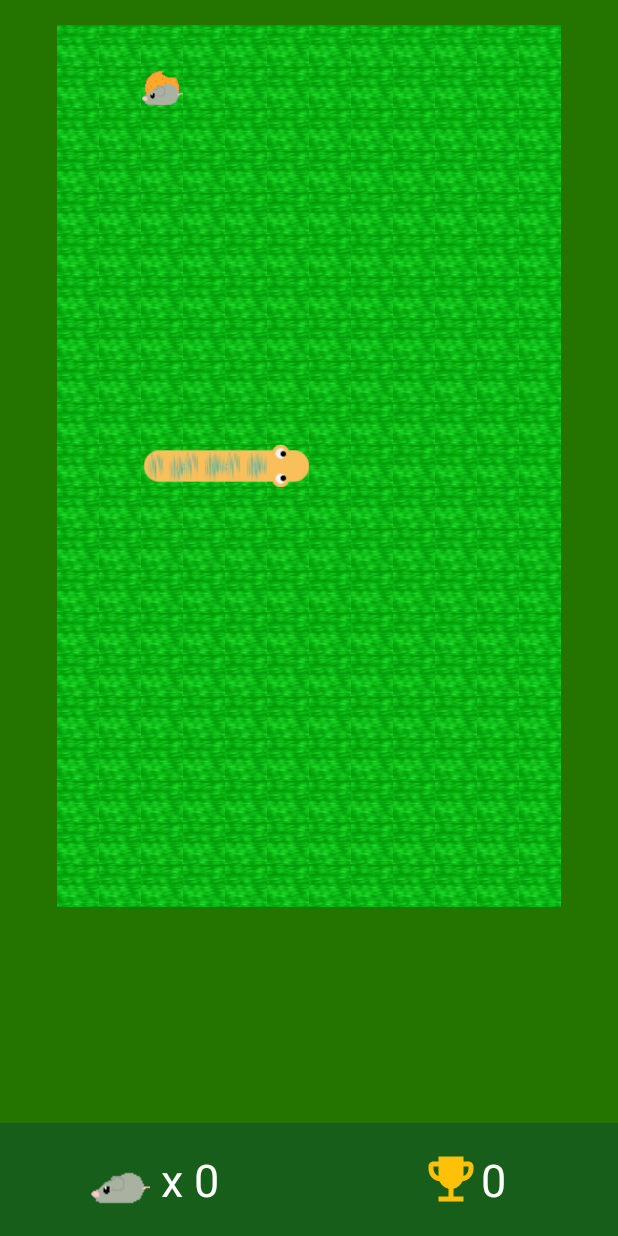
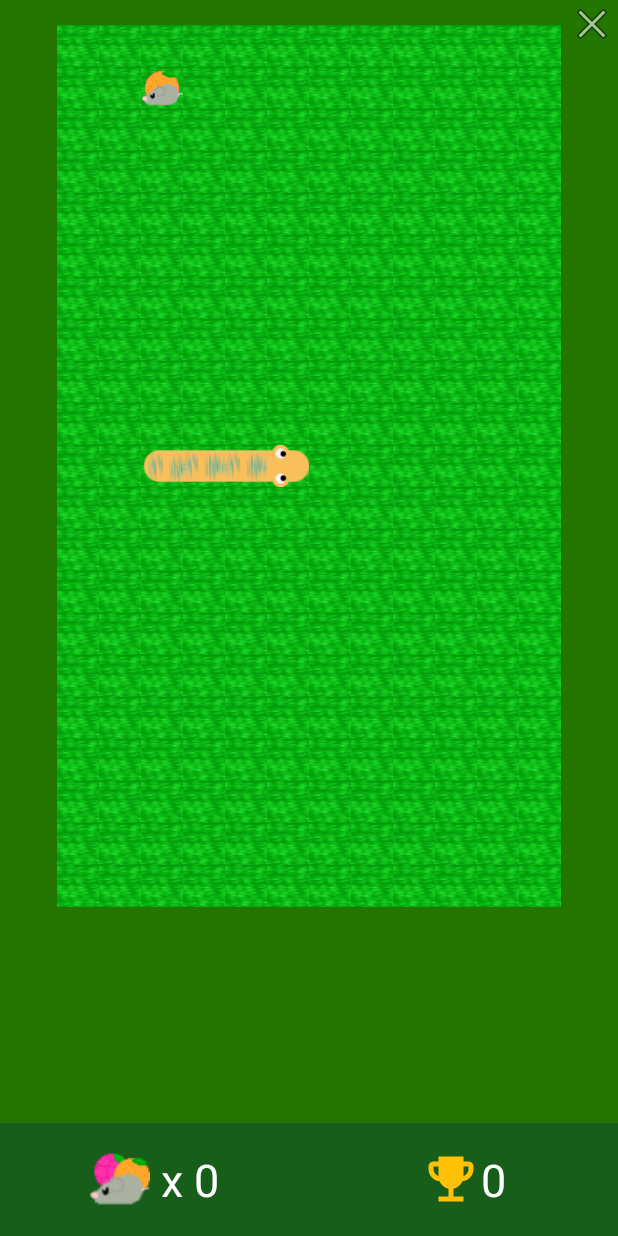
Before and after one commit to sdumencic/forwardToThePast, an Android app: the SnakeMain screen opened directly, with no data from a screen before it, on a phone screen of 412 x 824 dp. Run offline under Robolectric (Android 15) with nearby library versions, the phone set to English and light mode, and no system bars.

Commit message:
Close #4

```diff
--- a/app/src/main/java/com/example/myapplication/SnakeMain.java
+++ b/app/src/main/java/com/example/myapplication/SnakeMain.java
@@ -7,6 +7,7 @@ import android.os.Bundle;
 import android.util.DisplayMetrics;
 import android.view.View;
 import android.widget.Button;
+import android.widget.ImageView;
 import android.widget.RelativeLayout;
 import android.widget.TextView;
 
@@ -19,6 +20,7 @@ public class SnakeMain extends AppCompatActivity {
     public static TextView txt_score, txt_best_score, txt_dialog_score, txt_dialog_best_score;
     public static Button txt_swipe;
     public static Dialog dialogScore;
+    public static ImageView close;
     private GameView gameview;
 
     /**
@@ -38,10 +40,18 @@ public class SnakeMain extends AppCompatActivity {
         Constants.SCREEN_WIDTH = dm.widthPixels;
         setContentView(R.layout.activity_snake);
         txt_swipe = findViewById(R.id.txt_swipe);
+        close = findViewById(R.id.close);
         gameview = findViewById(R.id.gameview);
         txt_score = findViewById(R.id.txt_score);
         txt_best_score = findViewById(R.id.txt_highscore);
         dialogScore();
+
+        close.setOnClickListener(new View.OnClickListener() {
+            @Override
+            public void onClick(View v) {
+                closeGame();
+            }
+        });
     }
 
     /**
@@ -75,4 +85,8 @@ public class SnakeMain extends AppCompatActivity {
 
         dialogScore.show();
     }
+
+    public void closeGame() {
+        this.finish();
+    }
 }
--- a/app/src/main/res/layout/activity_snake.xml
+++ b/app/src/main/res/layout/activity_snake.xml
@@ -31,7 +31,7 @@
                 android:orientation="horizontal"
                 android:layout_centerInParent="true">
                 <ImageView
-                    android:src="@drawable/snake_food3"
+                    android:src="@drawable/score"
                     android:layout_width="40dp"
                     android:layout_height="40dp"
                     android:scaleType="fitXY"/>
@@ -92,4 +92,14 @@
         android:textSize="30dp"
         android:visibility="invisible" />
 
+    <ImageView
+        android:id="@+id/close"
+        android:layout_width="wrap_content"
+        android:layout_height="wrap_content"
+        android:layout_alignParentEnd="true"
+        android:layout_alignParentRight="true"
+        android:layout_marginEnd="1dp"
+        android:layout_marginRight="1dp"
+        app:srcCompat="@android:drawable/ic_menu_close_clear_cancel" />
+
 </RelativeLayout>
```
Also changed, not shown: app/src/main/res/drawable-v24/score.png (added).
